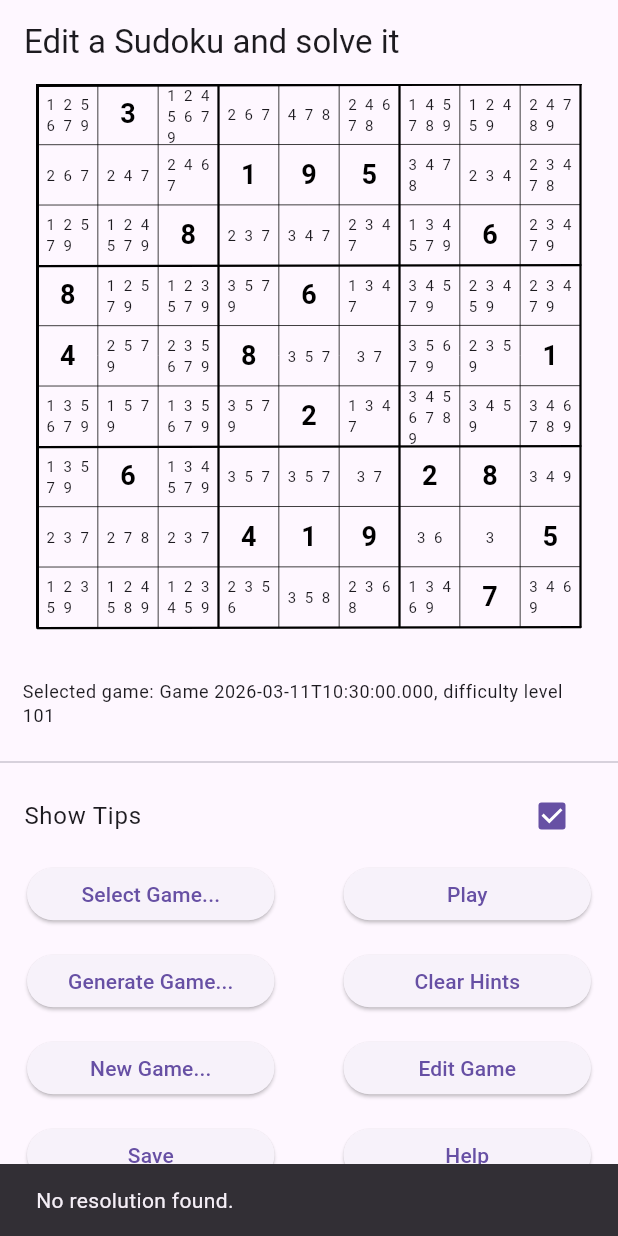
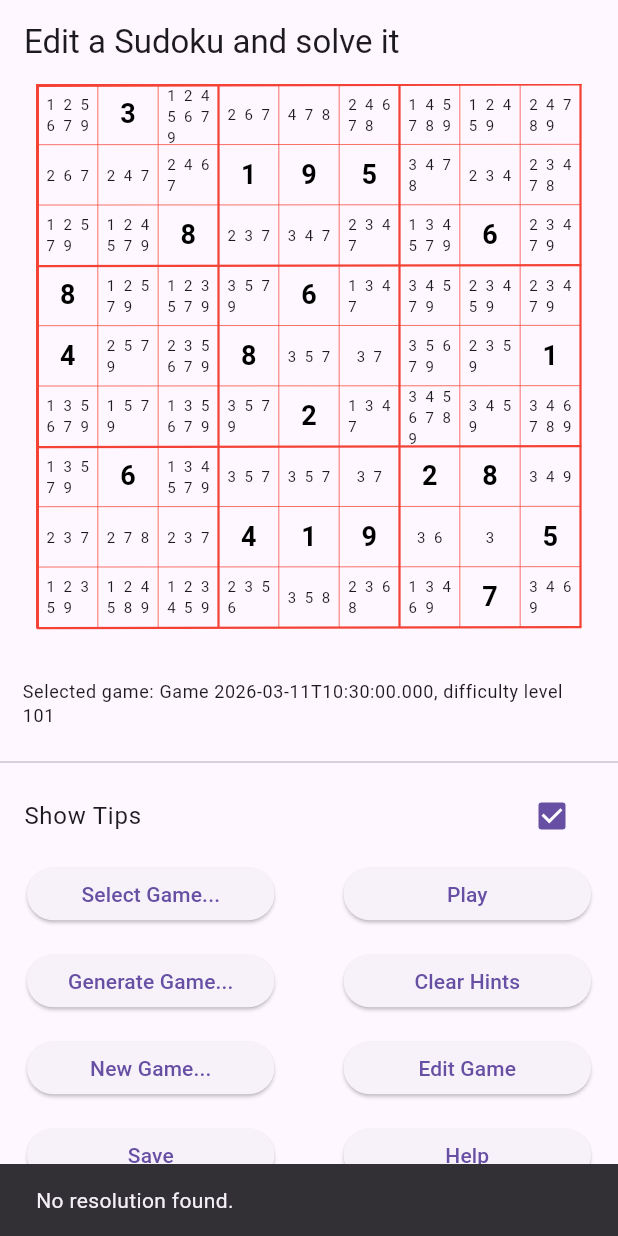
Before and after one commit to TomKrauss/sudoku, a Flutter app: the screen it shows after launch, after a tap on "Show Tips", after a tap on "Show Solution", on a phone screen of 412 x 824 dp. Run offline on Flutter 3.47's test engine with Material 3 defaults, Android fonts, the phone set to English and light mode, and no system bars; our stand-ins replace logger; missing offline and left inert: markdown_widget.

Commit message:
NO-ISSUE: added grid marking if a grid is not solvable.

```diff
--- a/lib/main.dart
+++ b/lib/main.dart
@@ -301,6 +301,7 @@ class _SudokuBoardState extends State<SudokuBoard> {
               child: CustomGridPaper(
                 divisions: 3,
                 subdivisions: 3,
+                color: (!_showTips || model.current?.solvable == true) ? Colors.black : Colors.red,
                 interval: model.gridCount * cellSize,
                 child: Column(
                   mainAxisSize: MainAxisSize.min,
```
Also changed, not shown: 1 other file.
